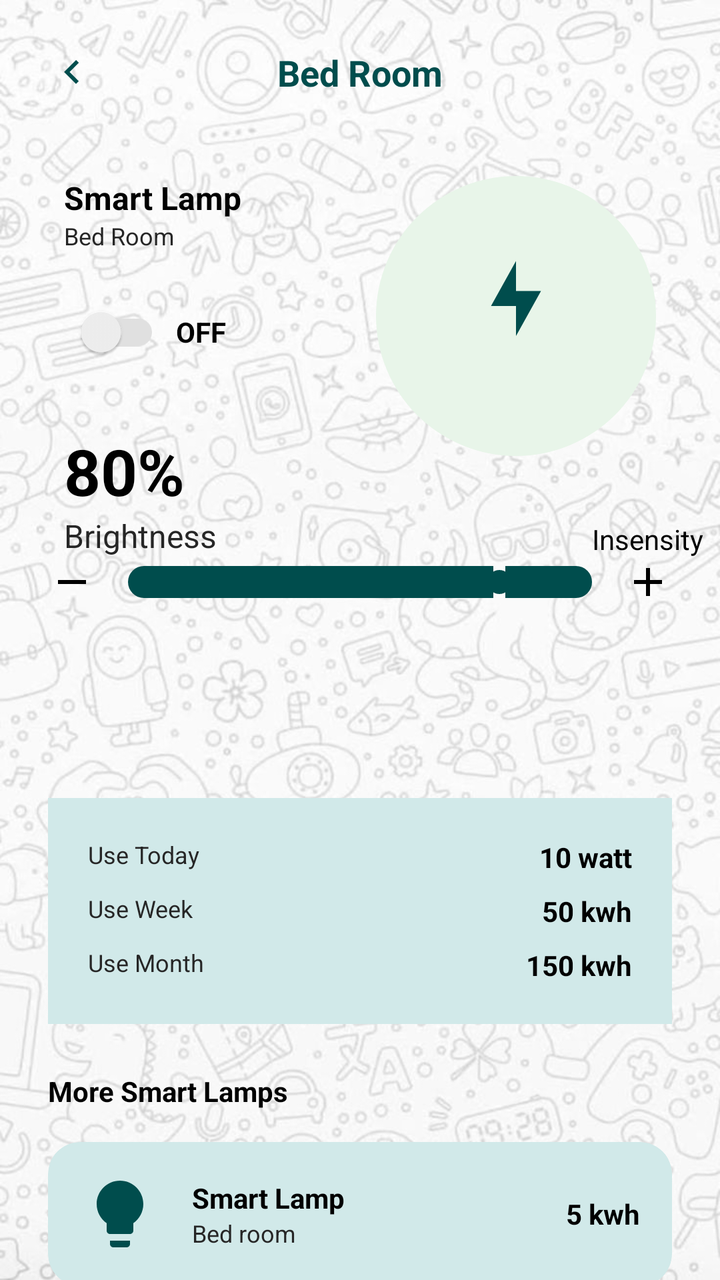
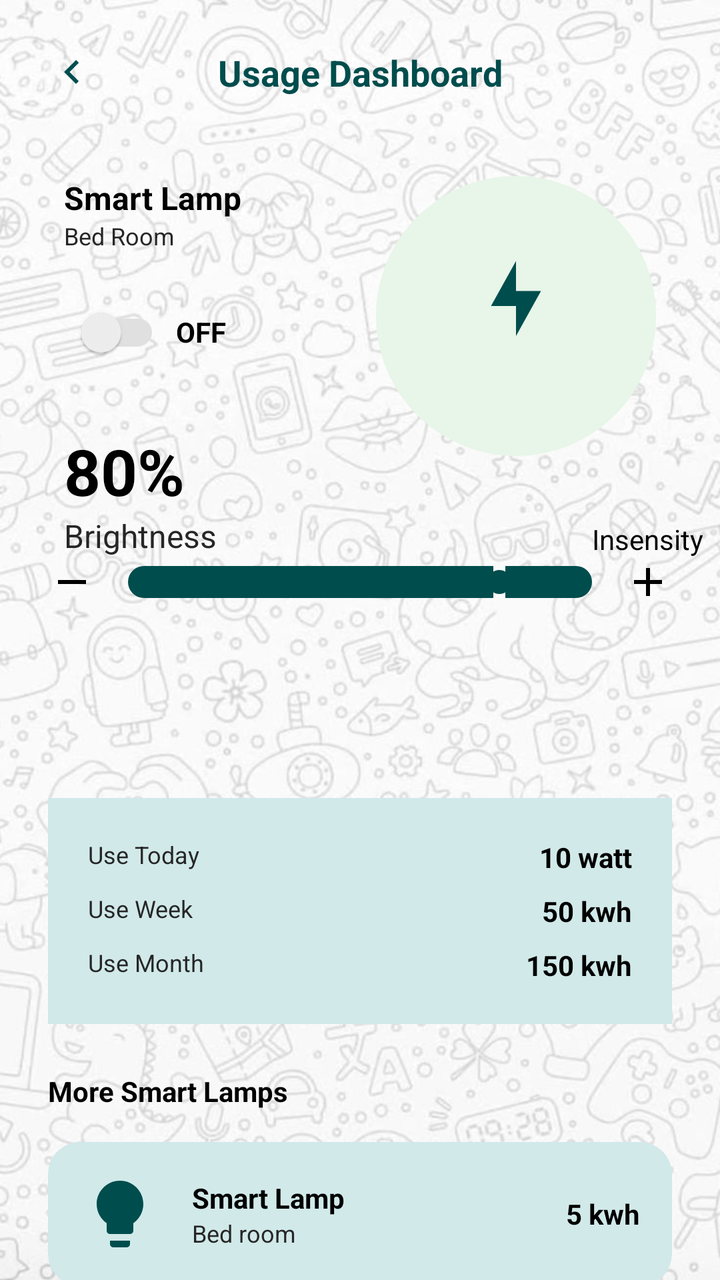

Screens rendered from an Android XML layout before and after an edit, with the pre-edit source and the edit as a unified diff.
<!-- AndroidManifest.xml: application theme Theme.SmartHome -->
<!-- res/layout/activity_lamp_control.xml -->
<?xml version="1.0" encoding="utf-8"?>
<androidx.constraintlayout.widget.ConstraintLayout xmlns:android="http://schemas.android.com/apk/res/android"
    xmlns:app="http://schemas.android.com/apk/res-auto"
    xmlns:tools="http://schemas.android.com/tools"
    android:layout_width="match_parent"
    android:layout_height="match_parent"
    android:background="@drawable/background"
    tools:context=".LampControlActivity">

    
    <ImageView
        android:id="@+id/iv_back_lamp"
        android:layout_width="40dp"
        android:layout_height="40dp"
        android:layout_marginStart="16dp"
        android:layout_marginTop="16dp"
        android:padding="8dp"
        android:src="@drawable/ic_arrow_back"
        app:layout_constraintStart_toStartOf="parent"
        app:layout_constraintTop_toTopOf="parent"
        app:tint="@color/primary_teal" />

    <TextView
        android:layout_width="wrap_content"
        android:layout_height="wrap_content"
        android:text="Bed Room"
        android:textColor="@color/primary_teal"
        android:textSize="18sp"
        android:textStyle="bold"
        app:layout_constraintBottom_toBottomOf="@+id/iv_back_lamp"
        app:layout_constraintEnd_toEndOf="parent"
        app:layout_constraintStart_toStartOf="parent"
        app:layout_constraintTop_toTopOf="@+id/iv_back_lamp" />

    
    <TextView
        android:id="@+id/tv_lamp_title"
        android:layout_width="wrap_content"
        android:layout_height="wrap_content"
        android:layout_marginStart="32dp"
        android:layout_marginTop="32dp"
        android:text="Smart Lamp"
        android:textColor="@color/black"
        android:textSize="16sp"
        android:textStyle="bold"
        app:layout_constraintStart_toStartOf="parent"
        app:layout_constraintTop_toBottomOf="@+id/iv_back_lamp" />

    <TextView
        android:id="@+id/tv_lamp_room"
        android:layout_width="wrap_content"
        android:layout_height="wrap_content"
        android:text="Bed Room"
        android:textColor="@color/gray_text"
        android:textSize="12sp"
        app:layout_constraintStart_toStartOf="@+id/tv_lamp_title"
        app:layout_constraintTop_toBottomOf="@+id/tv_lamp_title" />

    <LinearLayout
        android:id="@+id/ll_switch"
        android:layout_width="wrap_content"
        android:layout_height="wrap_content"
        android:layout_marginTop="16dp"
        android:gravity="center_vertical"
        android:orientation="horizontal"
        app:layout_constraintStart_toStartOf="@+id/tv_lamp_room"
        app:layout_constraintTop_toBottomOf="@+id/tv_lamp_room">

        <androidx.appcompat.widget.SwitchCompat
            android:layout_width="wrap_content"
            android:layout_height="wrap_content"
            android:thumbTint="@color/white"
            app:trackTint="@color/light_gray" />

        <TextView
            android:layout_width="wrap_content"
            android:layout_height="wrap_content"
            android:layout_marginStart="8dp"
            android:text="OFF"
            android:textColor="@color/black"
            android:textStyle="bold" />
    </LinearLayout>

    
    <FrameLayout
        android:id="@+id/fl_lamp_visual"
        android:layout_width="140dp"
        android:layout_height="140dp"
        android:layout_marginEnd="32dp"
        app:layout_constraintEnd_toEndOf="parent"
        app:layout_constraintTop_toTopOf="@+id/tv_lamp_title">

        <View
            android:layout_width="match_parent"
            android:layout_height="match_parent"
            android:background="@drawable/bg_lamp_circle" />

        <ImageView
            android:layout_width="60dp"
            android:layout_height="60dp"
            android:layout_gravity="center"
            android:src="@drawable/ic_lightning"
            app:tint="@color/primary_teal" />
    </FrameLayout>

    
    <TextView
        android:id="@+id/tv_brightness_percent"
        android:layout_width="wrap_content"
        android:layout_height="wrap_content"
        android:layout_marginTop="24dp"
        android:text="80%"
        android:textColor="@color/black"
        android:textSize="32sp"
        android:textStyle="bold"
        app:layout_constraintStart_toStartOf="@+id/ll_switch"
        app:layout_constraintTop_toBottomOf="@+id/ll_switch" />

    <TextView
        android:id="@+id/textView"
        android:layout_width="wrap_content"
        android:layout_height="wrap_content"
        android:text="Brightness"
        android:textColor="@color/gray_text"
        android:textSize="16sp"
        app:layout_constraintStart_toStartOf="@+id/tv_brightness_percent"
        app:layout_constraintTop_toBottomOf="@+id/tv_brightness_percent" />

    

    <TextView
        android:id="@+id/tv_intensity_label"
        android:layout_width="wrap_content"
        android:layout_height="wrap_content"
        android:layout_marginStart="264dp"
        android:layout_marginTop="32dp"
        android:text="Insensity"
        android:textColor="@color/black"
        app:layout_constraintStart_toStartOf="@+id/tv_brightness_percent"
        app:layout_constraintTop_toBottomOf="@+id/fl_lamp_visual" />

    <LinearLayout
        android:layout_width="match_parent"
        android:layout_height="wrap_content"
        android:layout_marginHorizontal="24dp"
        android:gravity="center_vertical"
        android:orientation="horizontal"
        app:layout_constraintTop_toBottomOf="@+id/tv_intensity_label">

        <ImageView
            android:id="@+id/iv_intensity_down"
            android:layout_width="24dp"
            android:layout_height="24dp"
            android:src="@drawable/ic_remove"
            app:tint="@color/black" />

        <SeekBar
            android:id="@+id/sb_intensity"
            android:layout_width="0dp"
            android:layout_height="wrap_content"
            android:layout_weight="1"
            android:progress="80"
            android:progressDrawable="@drawable/bg_rounded_teal"
            android:thumbTint="@color/primary_teal" />

        <ImageView
            android:id="@+id/iv_intensity_up"
            android:layout_width="24dp"
            android:layout_height="24dp"
            android:src="@drawable/ic_plus"
            app:tint="@color/black" />
    </LinearLayout>

    
    <LinearLayout
        android:id="@+id/ll_stats_card"
        android:layout_width="match_parent"
        android:layout_height="wrap_content"
        android:layout_marginHorizontal="24dp"
        android:layout_marginTop="120dp"
        android:background="@color/glass_green"
        android:orientation="vertical"
        android:padding="20dp"
        app:layout_constraintTop_toBottomOf="@+id/tv_intensity_label">

        <RelativeLayout
            android:layout_width="match_parent"
            android:layout_height="wrap_content">
            <TextView android:layout_width="wrap_content" android:layout_height="wrap_content" android:text="Use Today" android:textColor="@color/gray_text" android:textSize="12sp" />
            <TextView android:layout_width="wrap_content" android:layout_height="wrap_content" android:layout_alignParentEnd="true" android:text="10 watt" android:textColor="@color/black" android:textStyle="bold" />
        </RelativeLayout>

        <RelativeLayout
            android:layout_width="match_parent"
            android:layout_height="wrap_content"
            android:layout_marginTop="8dp">
            <TextView android:layout_width="wrap_content" android:layout_height="wrap_content" android:text="Use Week" android:textColor="@color/gray_text" android:textSize="12sp" />
            <TextView android:layout_width="wrap_content" android:layout_height="wrap_content" android:layout_alignParentEnd="true" android:text="50 kwh" android:textColor="@color/black" android:textStyle="bold" />
        </RelativeLayout>

        <RelativeLayout
            android:layout_width="match_parent"
            android:layout_height="wrap_content"
            android:layout_marginTop="8dp">
            <TextView android:layout_width="wrap_content" android:layout_height="wrap_content" android:text="Use Month" android:textColor="@color/gray_text" android:textSize="12sp" />
            <TextView android:layout_width="wrap_content" android:layout_height="wrap_content" android:layout_alignParentEnd="true" android:text="150 kwh" android:textColor="@color/black" android:textStyle="bold" />
        </RelativeLayout>
    </LinearLayout>

    
    <TextView
        android:id="@+id/tv_more_lamps"
        android:layout_width="wrap_content"
        android:layout_height="wrap_content"
        android:layout_marginStart="24dp"
        android:layout_marginTop="24dp"
        android:text="More Smart Lamps"
        android:textColor="@color/black"
        android:textStyle="bold"
        app:layout_constraintStart_toStartOf="parent"
        app:layout_constraintTop_toBottomOf="@+id/ll_stats_card" />

    <androidx.cardview.widget.CardView
        android:layout_width="match_parent"
        android:layout_height="wrap_content"
        android:layout_marginHorizontal="24dp"
        android:layout_marginTop="16dp"
        app:cardCornerRadius="16dp"
        app:cardElevation="0dp"
        app:layout_constraintTop_toBottomOf="@+id/tv_more_lamps"
        app:cardBackgroundColor="@color/glass_green">

        <LinearLayout
            android:layout_width="match_parent"
            android:layout_height="wrap_content"
            android:gravity="center_vertical"
            android:padding="16dp">

            <ImageView
                android:layout_width="40dp"
                android:layout_height="40dp"
                android:src="@drawable/ic_bulb"
                app:tint="@color/primary_teal" />

            <LinearLayout
                android:layout_width="0dp"
                android:layout_height="wrap_content"
                android:layout_marginStart="16dp"
                android:layout_weight="1"
                android:orientation="vertical">
                <TextView android:layout_width="wrap_content" android:layout_height="wrap_content" android:text="Smart Lamp" android:textColor="@color/black" android:textStyle="bold" />
                <TextView android:layout_width="wrap_content" android:layout_height="wrap_content" android:text="Bed room" android:textColor="@color/gray_text" android:textSize="12sp" />
            </LinearLayout>

            <TextView
                android:layout_width="wrap_content"
                android:layout_height="wrap_content"
                android:text="5 kwh"
                android:textColor="@color/black"
                android:textStyle="bold" />
        </LinearLayout>
    </androidx.cardview.widget.CardView>

</androidx.constraintlayout.widget.ConstraintLayout>
<!-- resources referenced by this layout -->
<resources>
  <color name="black">#000000</color>
  <color name="glass_green">#D1E9E9</color>
  <color name="gray_text">#262626</color>
  <color name="light_gray">#E0E0E0</color>
  <color name="primary_teal">#004D4D</color>
  <color name="white">#FFFFFF</color>
  <!-- drawable background: jpg bitmap (drawable, 105532 bytes) -->
  <!-- drawable bg_lamp_circle (drawable) -->
  <?xml version="1.0" encoding="utf-8"?>
  <shape xmlns:android="http://schemas.android.com/apk/res/android"
      android:shape="oval">
      <solid android:color="#E8F5E9" />
  </shape>
  <!-- drawable bg_rounded_teal (drawable) -->
  <?xml version="1.0" encoding="utf-8"?>
  
  <shape xmlns:android="http://schemas.android.com/apk/res/android">
      <solid android:color="@color/primary_teal" />
      <corners android:radius="24dp" />
  </shape>
  <!-- drawable ic_arrow_back (drawable) -->
  <vector xmlns:android="http://schemas.android.com/apk/res/android"
      android:width="24dp"
      android:height="24dp"
      android:viewportWidth="24"
      android:viewportHeight="24">
    <path
        android:pathData="M15.41,16.59L10.83,12L15.41,7.41L14,6L8,12L14,18L15.41,16.59Z"
        android:fillColor="#000000"/>
  </vector>
  <!-- drawable ic_bulb (drawable) -->
  <vector xmlns:android="http://schemas.android.com/apk/res/android"
      android:width="24dp"
      android:height="24dp"
      android:viewportWidth="24"
      android:viewportHeight="24">
    <path
        android:fillColor="#004D4D"
        android:pathData="M12,2c-3.86,0 -7,3.14 -7,7c0,2.38 1.19,4.47 3,5.74V17c0,0.55 0.45,1 1,1h6c0.55,0 1,-0.45 1,-1v-2.26c1.81,-1.27 3,-3.36 3,-5.74c0,-3.86 -3.14,-7 -7,-7zM9,21c0,0.55 0.45,1 1,1h4c0.55,0 1,-0.45 1,-1v-1H9v1z"/>
  </vector>
  <!-- drawable ic_lightning (drawable) -->
  <vector xmlns:android="http://schemas.android.com/apk/res/android"
      android:width="24dp"
      android:height="24dp"
      android:viewportWidth="24"
      android:viewportHeight="24">
    <path
        android:fillColor="#004D4D"
        android:pathData="M7,10l5,-9v6h5l-5,9v-6z"/>
  </vector>
  <!-- drawable ic_plus (drawable) -->
  <vector xmlns:android="http://schemas.android.com/apk/res/android"
      android:width="24dp"
      android:height="24dp"
      android:viewportWidth="24"
      android:viewportHeight="24">
    <path
        android:fillColor="#000000"
        android:pathData="M19,13h-6v6h-2v-6H5v-2h6V5h2v6h6v2z"/>
  </vector>
  <!-- drawable ic_remove (drawable) -->
  <vector xmlns:android="http://schemas.android.com/apk/res/android"
      android:width="24dp"
      android:height="24dp"
      android:viewportWidth="24"
      android:viewportHeight="24">
      <path
          android:fillColor="#000000"
          android:pathData="M19,13H5V11H19V13Z" />
  </vector>
  <style name="Theme.SmartHome" parent="Base.Theme.SmartHome" />
  <style name="Base.Theme.SmartHome" parent="Theme.MaterialComponents.Light.NoActionBar">
          
          <item name="android:colorBackground">@color/background_light</item>
          <item name="android:windowLightStatusBar">true</item>
          <item name="android:statusBarColor">@color/white</item>
      </style>
  <color name="background_light">#F5F7F7</color>
</resources>

<!-- the commit's change to res/layout/activity_lamp_control.xml (unified diff, before → after) -->
@@ -23,7 +23,7 @@
     <TextView
         android:layout_width="wrap_content"
         android:layout_height="wrap_content"
-        android:text="Bed Room"
+        android:text="Usage Dashboard"
         android:textColor="@color/primary_teal"
         android:textSize="18sp"
         android:textStyle="bold"
